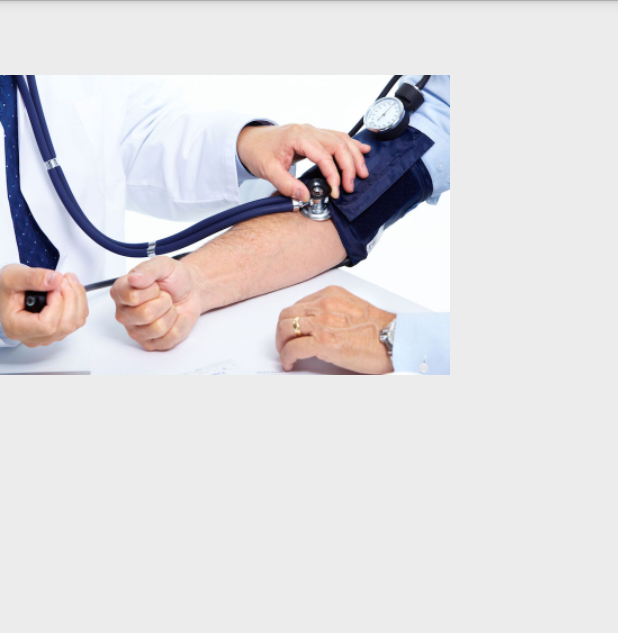
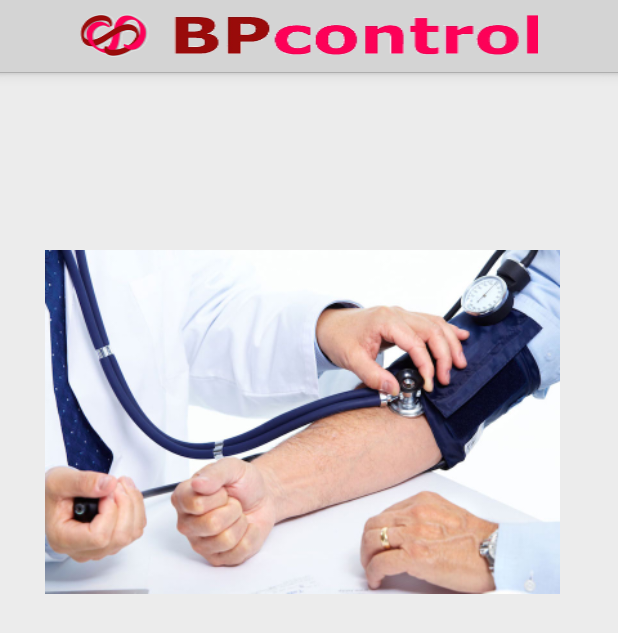
Before and after one commit to jvilaplana/android-shuite-hypertension, an Android app: the screen it shows after launch (InitActivity), on a phone screen of 412 x 824 dp. Shown: the top 633 px of the screen. Run offline under Robolectric (Android 15) with nearby library versions, the phone set to English and light mode, and no system bars.

Commit message:
working in init Activity

```diff
--- a/app/src/main/java/com/android/bpcontrol/InitActivity.java
+++ b/app/src/main/java/com/android/bpcontrol/InitActivity.java
@@ -1,9 +1,14 @@
 package com.android.bpcontrol;
 
-import android.content.Context;
+
 import android.os.Bundle;
-import android.os.Handler;
+
+import android.util.DisplayMetrics;
+import android.view.View;
+import android.view.animation.Animation;
+import android.view.animation.AnimationUtils;
 import android.widget.ImageView;
+import android.widget.RelativeLayout;
 
 import com.android.bpcontrol.application.BPcontrolMasterActivity;
 import com.android.bpcontrol.utils.LogBP;
@@ -21,7 +26,11 @@ public class InitActivity extends BPcontrolMasterActivity {
     public void onCreate(Bundle onInstanceState){
         super.onCreate(onInstanceState);
         setContentView(R.layout.initactivitylayout);
-        getActionBar().hide();
+        View view = getActionBarView();
+        view.findViewById(R.id.textviewbpcontrol).setVisibility(View.GONE);
+        view.findViewById(R.id.fakeInit).setVisibility(View.INVISIBLE);
+        view.findViewById(R.id.actionBarMenu).setVisibility(View.INVISIBLE);
+        view.findViewById(R.id.imageinit).setVisibility(View.VISIBLE);
 
 
     }
@@ -82,9 +91,30 @@ public class InitActivity extends BPcontrolMasterActivity {
 
         public SlidingImages(ImageView image, int currentImagePosition) {
 
-            image.setAn;
+
             this.image = image;
             this.counter = currentImagePosition;
+            addDimensions();
+            addAnimation();
+
+        }
+
+        private void addDimensions() {
+
+            DisplayMetrics displayMetrics = InitActivity.this.getResources().getDisplayMetrics();
+
+            float dpHeight = displayMetrics.heightPixels / displayMetrics.density;
+            float dpWidth = displayMetrics.widthPixels / displayMetrics.density;
+
+
+            float imagensizeHeight = (dpHeight *300) / 592;
+            float imagensizeWidth = (dpWidth * 300) / 360;
+            image.getLayoutParams().height = (int)(imagensizeHeight * displayMetrics.density);
+            image.getLayoutParams().width = (int)(imagensizeWidth * displayMetrics.density);
+
+            RelativeLayout.LayoutParams params = (RelativeLayout.LayoutParams)image.getLayoutParams();
+            params.setMargins((int)(30*displayMetrics.density),(int)(25*displayMetrics.density),(int)(30*displayMetrics.density),0);
+            image.setLayoutParams(params);
 
         }
 
@@ -113,6 +143,13 @@ public class InitActivity extends BPcontrolMasterActivity {
         public int getCounter() {
             return counter;
         }
+
+        private void addAnimation(){
+
+            final Animation anim = AnimationUtils.loadAnimation(InitActivity.this,R.anim.fade_in);
+            image.setAnimation(anim);
+
+        }
     }
 
     private boolean isActivityInTop(){
--- a/app/src/main/res/layout/actionbar_layout.xml
+++ b/app/src/main/res/layout/actionbar_layout.xml
@@ -25,6 +25,19 @@
         android:layout_centerVertical="true"
         android:gravity="center"
         />
+
+    <ImageView
+        android:id="@+id/imageinit"
+        android:layout_width="match_parent"
+        android:layout_height="wrap_content"
+        android:padding="@dimen/actionbar_padding"
+        android:layout_toLeftOf="@+id/fakeInit"
+        android:layout_toRightOf="@+id/actionBarMenu"
+        android:layout_centerVertical="true"
+        android:background="@drawable/logo"
+        android:gravity="center"
+        android:visibility="gone"
+        />
     <ImageButton
 
         android:layout_width="wrap_content"
@@ -38,4 +51,16 @@
         android:background="@android:color/transparent"
         />
 
+    <ImageButton
+
+        android:layout_width="wrap_content"
+        android:layout_height="wrap_content"
+        android:padding="@dimen/actionbar_padding"
+        android:id="@+id/fakeInit"
+        android:src="@drawable/menu_buttonselector"
+        android:layout_centerVertical="true"
+        android:layout_alignParentRight="true"
+        android:background="@android:color/transparent"
+        android:visibility="gone"
+        />
 </RelativeLayout>
--- a/app/src/main/res/layout/initactivitylayout.xml
+++ b/app/src/main/res/layout/initactivitylayout.xml
@@ -12,4 +12,10 @@
         android:layout_height="300dp"
     />
 
+
+    <!--<ImageButton-->
+        <!--android:id="@+id/patientAreaButton"-->
+        <!--android:layout_width=""-->
+        <!--android:layout_height="" />-->
+
 </RelativeLayout>
```
Also changed, not shown: 2 other files.
